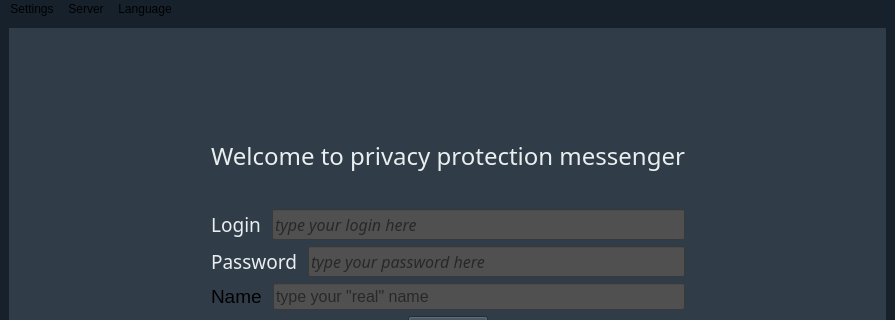
Before: the Qt Designer form mainwindow.ui in imperzer0/privacy-protection-messenger-qt, drawn with Qt 5; both pictures show x 0 to 895 and y 0 to 320 of the 895 by 516 pixel window.
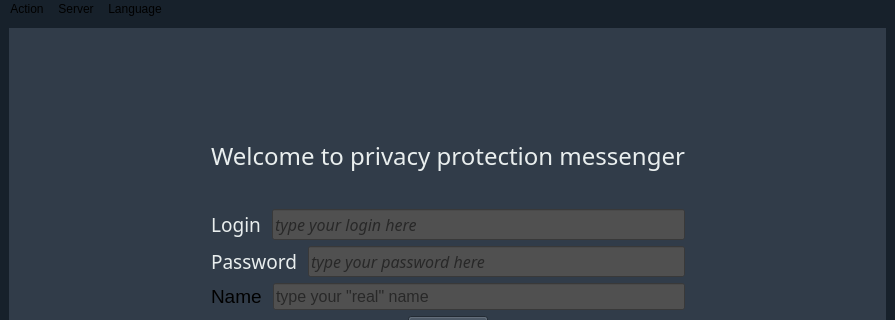
After: the same form once the commit is applied.

Commit message: rearranged and renamed menus reorganized code

Patch:
```diff
--- a/mainwindow.ui
+++ b/mainwindow.ui
@@ -969,7 +969,7 @@
     <addaction name="action_Transcarpatian"/>
     <addaction name="actionMoskalian"/>
    </widget>
-   <widget class="QMenu" name="menuServer">
+   <widget class="QMenu" name="menu_Server">
     <property name="title">
      <string>Server</string>
     </property>
@@ -977,14 +977,14 @@
     <addaction name="action_Disconnect_from_server"/>
     <addaction name="action_Server_address"/>
    </widget>
-   <widget class="QMenu" name="menuSettings">
+   <widget class="QMenu" name="menu_Action">
     <property name="title">
-     <string>Settings</string>
+     <string>Action</string>
     </property>
     <addaction name="action_Logout"/>
    </widget>
-   <addaction name="menuSettings"/>
-   <addaction name="menuServer"/>
+   <addaction name="menu_Action"/>
+   <addaction name="menu_Server"/>
    <addaction name="menu_Language"/>
   </widget>
   <action name="action_English">
```
The commit also changes 2 other files.
